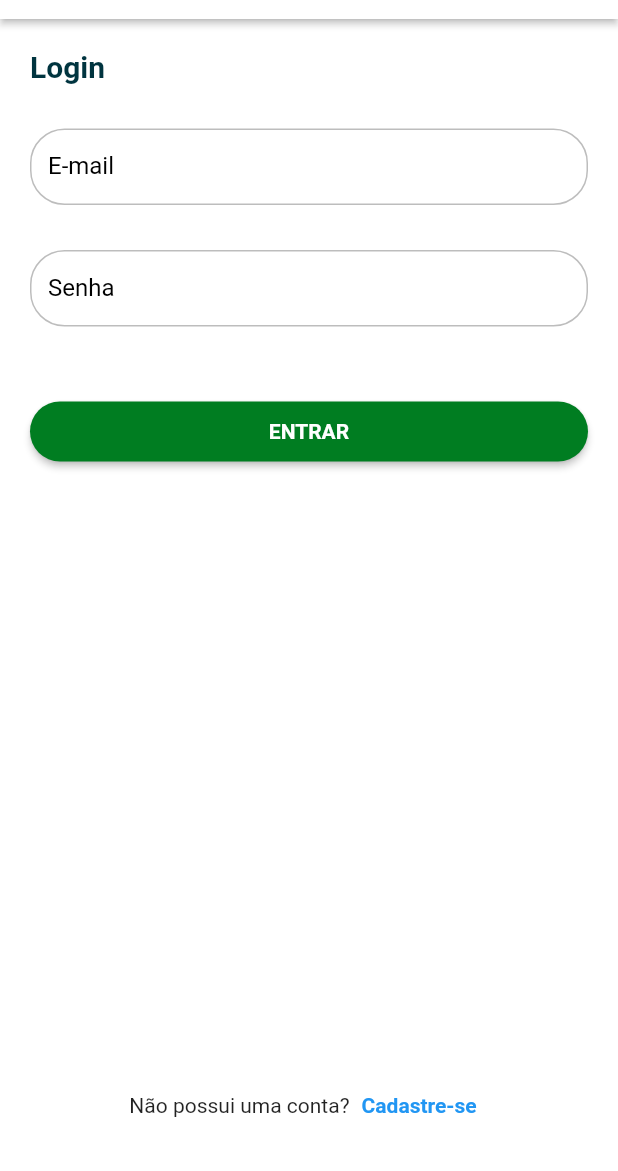
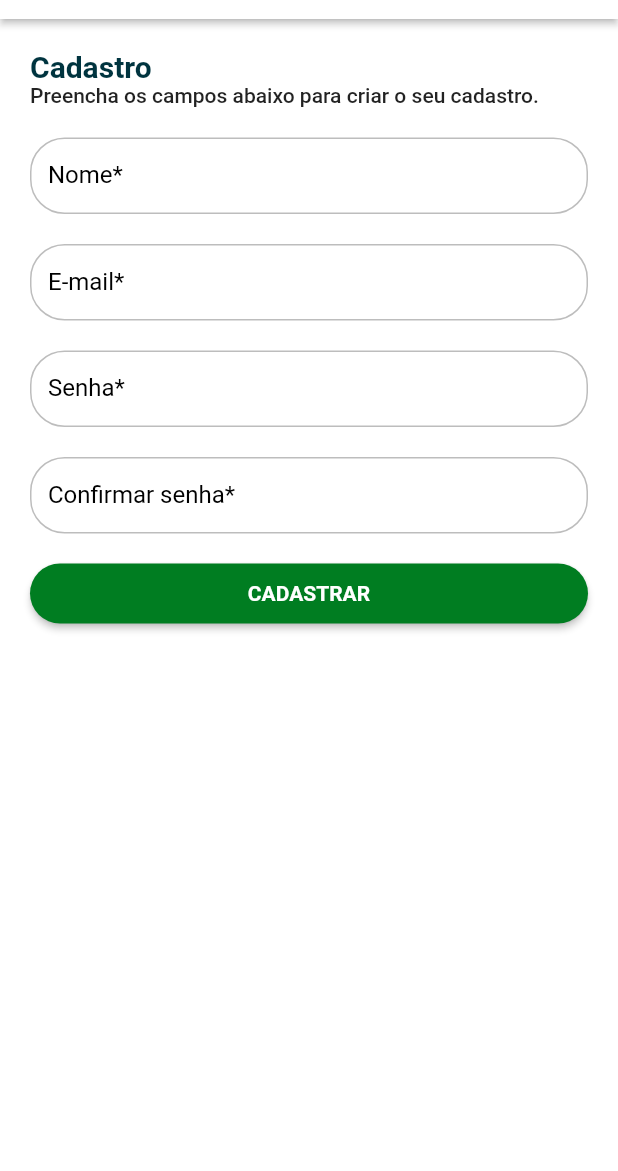
Before and after one commit to daricesousa/vakinha_burger, a Flutter app: the LoginPage screen opened by its route, after a tap on "Cadastre-se", on a phone screen of 412 x 824 dp, the part 65-1236 px from its top. Run offline on Flutter 3.47's test engine with Material 2 defaults, Android fonts, the phone set to English and light mode, and no system bars; our stand-ins replace get; Roboto replaces fonts that are missing (mplus1).

Commit message:
create layout register page

```diff
--- /dev/null
+++ b/lib/app/core/ui/widgets/vakinha_text_form_field.dart
@@ -0,0 +1,46 @@
+import 'package:flutter/material.dart';
+import 'package:get/get_utils/get_utils.dart';
+
+class VakinhaTextFormField extends StatelessWidget {
+  final String label;
+  final TextEditingController? controller;
+  final bool obscureText;
+  final FormFieldValidator<String>? validator;
+  final ValueChanged<String>? onChanged;
+
+  const VakinhaTextFormField({
+    Key? key,
+    required this.label,
+    this.controller,
+    this.obscureText = false,
+    this.validator,
+    this.onChanged,
+  }) : super(key: key);
+
+  @override
+  Widget build(BuildContext context) {
+    return TextFormField(
+        controller: controller,
+        obscureText: obscureText,
+        validator: validator,
+        onChanged: onChanged,
+        cursorColor: context.theme.primaryColor,
+        decoration: InputDecoration(
+          isDense: true,
+          labelText: label,
+          labelStyle: const TextStyle(color: Colors.black),
+          errorStyle: const TextStyle(color: Colors.redAccent),
+          border: OutlineInputBorder(
+              borderRadius: BorderRadius.circular(23),
+              borderSide: BorderSide(color: Colors.grey[400]!)),
+          enabledBorder: OutlineInputBorder(
+              borderRadius: BorderRadius.circular(23),
+              borderSide: BorderSide(color: Colors.grey[400]!)),
+          focusedBorder: OutlineInputBorder(
+              borderRadius: BorderRadius.circular(23),
+              borderSide: BorderSide(color: Colors.grey[400]!)),
+          filled: true,
+          fillColor: Colors.white,
+        ));
+  }
+}
--- a/lib/app/modules/auth/login/login_page.dart
+++ b/lib/app/modules/auth/login/login_page.dart
@@ -3,7 +3,7 @@ import 'package:get/get.dart';
 import 'package:vakinha_burger/app/core/ui/vakinha_ui.dart';
 import 'package:vakinha_burger/app/core/ui/widgets/vakinha_app_bar.dart';
 import 'package:vakinha_burger/app/core/ui/widgets/vakinha_button.dart';
-import 'package:vakinha_burger/app/core/ui/widgets/vakinha_text_form_fiel.dart';
+import 'package:vakinha_burger/app/core/ui/widgets/vakinha_text_form_field.dart';
 
 class LoginPage extends StatelessWidget {
   const LoginPage({super.key});
@@ -31,9 +31,9 @@ class LoginPage extends StatelessWidget {
                                     fontWeight: FontWeight.bold,
                                     color: context.theme.primaryColorDark)),
                             const SizedBox(height: 30),
-                            const VakinhaTextFormFiel(label: "E-mail"),
+                            const VakinhaTextFormField(label: "E-mail"),
                             const SizedBox(height: 30),
-                            const VakinhaTextFormFiel(label: "Senha"),
+                            const VakinhaTextFormField(label: "Senha"),
                             const SizedBox(height: 50),
                             VakinhaButton(
                                 label: "ENTRAR",
@@ -46,7 +46,9 @@ class LoginPage extends StatelessWidget {
                               children: [
                                 const Text("Não possui uma conta?"),
                                 TextButton(
-                                  onPressed: () {},
+                                  onPressed: () {
+                                    Get.toNamed('auth/register');
+                                  },
                                   child: const Text(
                                     "Cadastre-se",
                                     style: VakinhaUI.textBold,
--- /dev/null
+++ b/lib/app/modules/auth/register/register_page.dart
@@ -0,0 +1,52 @@
+import 'package:flutter/material.dart';
+import 'package:vakinha_burger/app/core/ui/widgets/vakinha_app_bar.dart';
+import 'package:get/get.dart';
+import 'package:vakinha_burger/app/core/ui/widgets/vakinha_button.dart';
+import 'package:vakinha_burger/app/core/ui/widgets/vakinha_text_form_field.dart';
+
+class RegisterPage extends StatelessWidget {
+  const RegisterPage({Key? key}) : super(key: key);
+
+  @override
+  Widget build(BuildContext context) {
+    return Scaffold(
+        appBar: VakinhaAppBar(),
+        backgroundColor: Colors.white,
+        body: SingleChildScrollView(
+          child: IntrinsicHeight(
+            child: Padding(
+                padding: const EdgeInsets.all(20.0),
+                child: Form(
+                  child: Column(
+                    crossAxisAlignment: CrossAxisAlignment.start,
+                    children: [
+                      Text("Cadastro",
+                          style: context.textTheme.titleLarge?.copyWith(
+                              fontWeight: FontWeight.bold,
+                              color: context.theme.primaryColorDark)),
+                      Text(
+                        "Preencha os campos abaixo para criar o seu cadastro.",
+                        style: context.textTheme.bodyLarge,
+                      ),
+                      const SizedBox(height: 20),
+                      const VakinhaTextFormField(label: "Nome*"),
+                      const SizedBox(height: 20),
+                      const VakinhaTextFormField(label: "E-mail*"),
+                      const SizedBox(height: 20),
+                      const VakinhaTextFormField(label: "Senha*"),
+                      const SizedBox(height: 20),
+                      const VakinhaTextFormField(label: "Confirmar senha*"),
+                      const SizedBox(height: 20),
+                      VakinhaButton(
+                        label: "CADASTRAR",
+                        width: context.width,
+                        height: 40,
+                        onPressed: () {},
+                      ),
+                    ],
+                  ),
+                )),
+          ),
+        ));
+  }
+}
--- a/lib/app/routes/auth_routers.dart
+++ b/lib/app/routes/auth_routers.dart
@@ -1,4 +1,5 @@
 import 'package:get/get_navigation/src/routes/get_route.dart';
+import 'package:vakinha_burger/app/modules/auth/register/register_page.dart';
 
 import '../modules/auth/login/login_page.dart';
 
@@ -10,5 +11,9 @@ class AuthRouters {
       name: '/auth/login',
       page: () => const LoginPage(),
     ),
+    GetPage(
+      name: '/auth/register',
+      page: () => const RegisterPage(),
+    ),
   ];
 }
```
